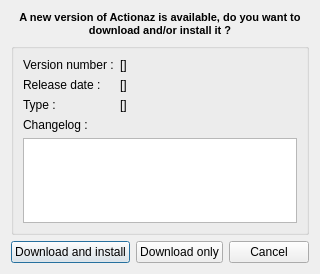
This is gui/changelogdialog.ui in Jmgr/actiona as Qt 5 draws it before an edit. The edited form follows.
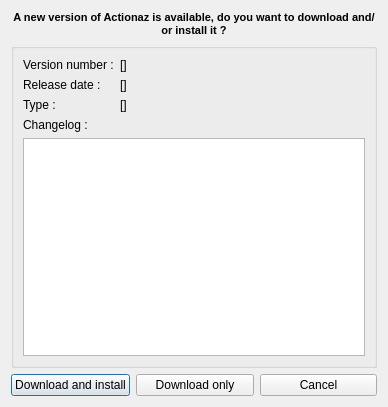
This is the edited form.

```diff
--- a/gui/changelogdialog.ui
+++ b/gui/changelogdialog.ui
@@ -6,8 +6,8 @@
    <rect>
     <x>0</x>
     <y>0</y>
-    <width>301</width>
-    <height>274</height>
+    <width>388</width>
+    <height>407</height>
    </rect>
   </property>
   <property name="windowTitle">
@@ -91,6 +91,18 @@
       </item>
       <item row="4" column="0" colspan="2">
        <widget class="QTextEdit" name="changelog">
+        <property name="sizePolicy">
+         <sizepolicy hsizetype="Expanding" vsizetype="Expanding">
+          <horstretch>0</horstretch>
+          <verstretch>0</verstretch>
+         </sizepolicy>
+        </property>
+        <property name="minimumSize">
+         <size>
+          <width>0</width>
+          <height>0</height>
+         </size>
+        </property>
         <property name="readOnly">
          <bool>true</bool>
         </property>
```
